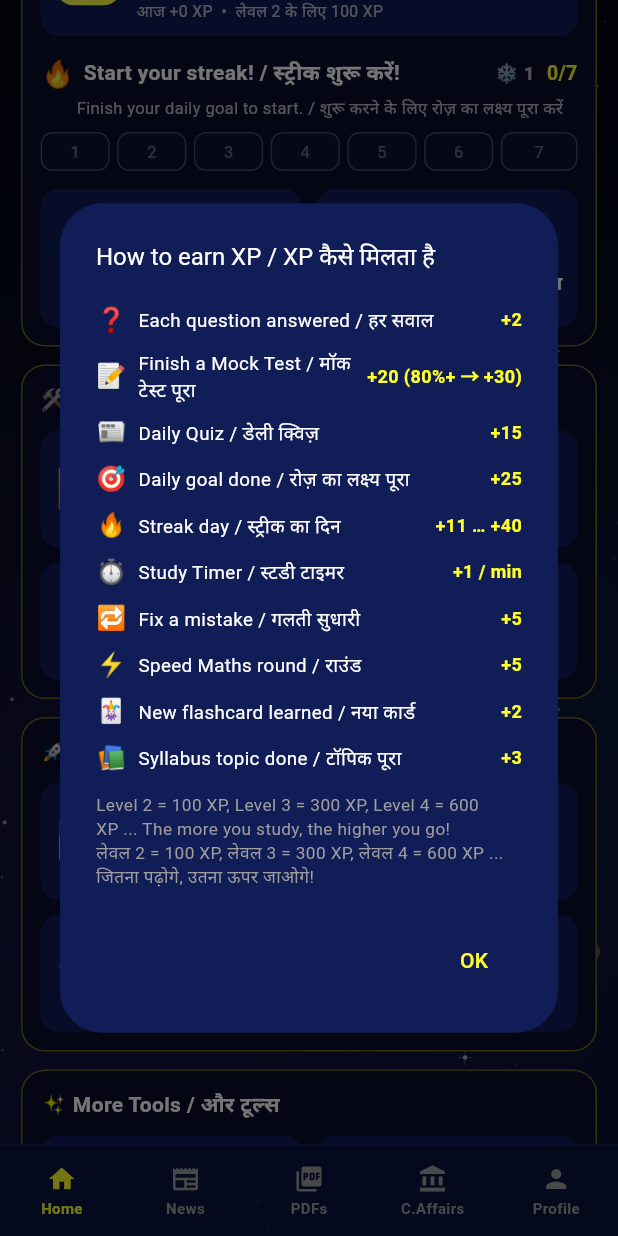
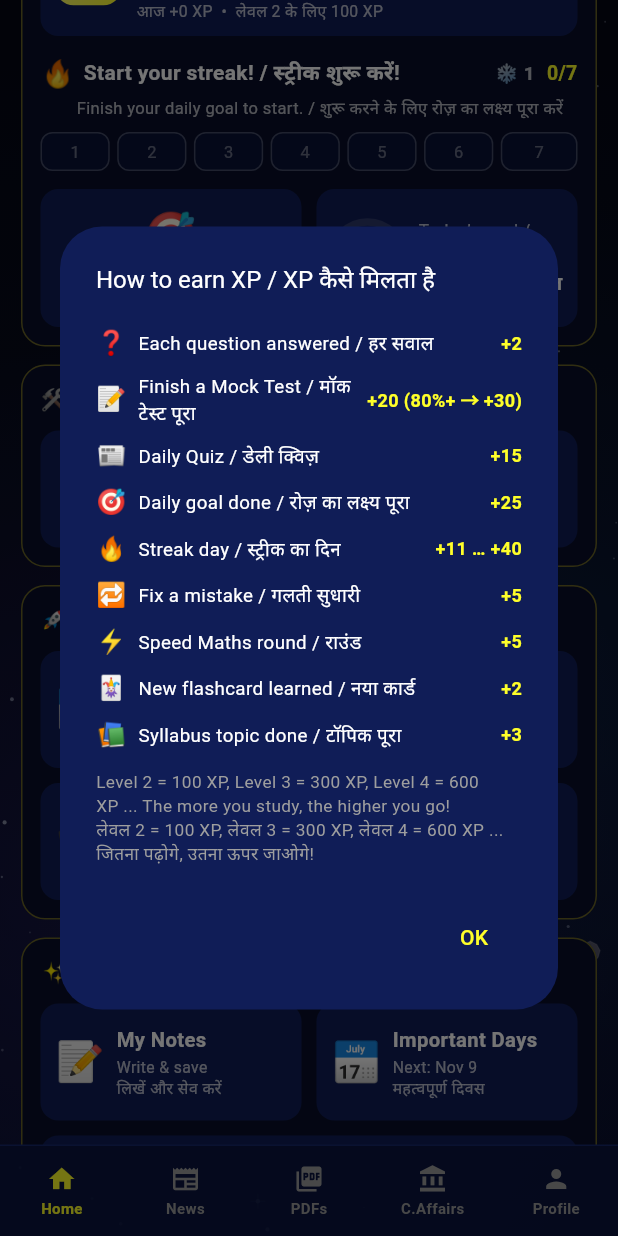
Before and after one commit to yashpcmishra-cyber/yash-study-hub, a Flutter app: the HomeScreen screen opened directly, scrolled down 576 dp, after a tap on "LVL", on a phone screen of 412 x 824 dp. Run offline on Flutter 3.47's test engine with Material 3 defaults, Android fonts, the phone set to English and light mode, and no system bars; our stand-ins replace cached_network_image, chewie, cloud_firestore, file_picker, firebase_auth, firebase_core and 10 more; accounts and stored records are empty.

Commit message:
Add files via upload

```diff
--- a/flutter-app/lib/widgets/smart_study_card.dart
+++ b/flutter-app/lib/widgets/smart_study_card.dart
@@ -7,7 +7,6 @@ import '../screens/weekly_report_screen.dart';
 import '../services/plan_service.dart';
 import '../services/speed_math_store.dart';
 import '../services/study_store.dart';
-import '../services/study_time_store.dart';
 import '../services/syllabus_store.dart';
 import '../services/weekly_report_service.dart';
 
@@ -33,7 +32,6 @@ class _SmartStudyCardState extends State<SmartStudyCard> {
   void initState() {
     super.initState();
     StudyStore.changes.addListener(_reload);
-    StudyTimeStore.changes.addListener(_reload);
     SyllabusStore.changes.addListener(_reload);
     SpeedMathStore.changes.addListener(_reload);
     _reload();
@@ -42,7 +40,6 @@ class _SmartStudyCardState extends State<SmartStudyCard> {
   @override
   void dispose() {
     StudyStore.changes.removeListener(_reload);
-    StudyTimeStore.changes.removeListener(_reload);
     SyllabusStore.changes.removeListener(_reload);
     SpeedMathStore.changes.removeListener(_reload);
     super.dispose();
--- a/flutter-app/lib/widgets/study_tools_card.dart
+++ b/flutter-app/lib/widgets/study_tools_card.dart
@@ -3,15 +3,11 @@ import '../app_colors.dart';
 import '../data/flashcard_data.dart';
 import '../screens/badges_screen.dart';
 import '../screens/flashcards_screen.dart';
-import '../screens/revision_screen.dart';
-import '../screens/study_timer_screen.dart';
 import '../services/badge_store.dart';
 import '../services/flashcard_store.dart';
-import '../services/revision_store.dart';
 import '../services/study_store.dart';
-import '../services/study_time_store.dart';
 
-/// Home ka "Study Tools" card: Smart Revision, Study Timer, Flashcards, Badges.
+/// Home ka "Study Tools" card: Flashcards, Badges.
 /// Sab data phone me hai - Firestore se kuch nahi padhta / likhta.
 class StudyToolsCard extends StatefulWidget {
   const StudyToolsCard({super.key});
@@ -21,9 +17,6 @@ class StudyToolsCard extends StatefulWidget {
 }
 
 class _StudyToolsCardState extends State<StudyToolsCard> {
-  int _due = 0;
-  int _totalMistakes = 0;
-  int _todaySec = 0;
   int _known = 0;
   int _unlocked = 0;
   int _badgeTotal = 0;
@@ -33,7 +26,6 @@ class _StudyToolsCardState extends State<StudyToolsCard> {
   void initState() {
     super.initState();
     StudyStore.changes.addListener(_reload);
-    StudyTimeStore.changes.addListener(_reload);
     FlashcardStore.changes.addListener(_reload);
     _reload();
   }
@@ -41,23 +33,17 @@ class _StudyToolsCardState extends State<StudyToolsCard> {
   @override
   void dispose() {
     StudyStore.changes.removeListener(_reload);
-    StudyTimeStore.changes.removeListener(_reload);
     FlashcardStore.changes.removeListener(_reload);
     super.dispose();
   }
 
   Future<void> _reload() async {
     try {
-      final ov = await RevisionStore.overview();
-      final sec = await StudyTimeStore.secondsOn(StudyStore.today());
       final known = await FlashcardStore.knownCount();
       final badges = await BadgeStore.evaluate();
       final fresh = await BadgeStore.newCount(badges);
       if (!mounted) return;
       setState(() {
-        _due = ov.due;
-        _totalMistakes = ov.total;
-        _todaySec = sec;
         _known = known;
         _unlocked = badges.where((b) => b.unlocked).length;
         _badgeTotal = badges.length;
@@ -75,9 +61,6 @@ class _StudyToolsCardState extends State<StudyToolsCard> {
 
   @override
   Widget build(BuildContext context) {
-    final revSub = _totalMistakes == 0
-        ? 'No mistakes yet\nअभी कोई गलती नहीं'
-        : (_due > 0 ? '$_due due today\nआज $_due बाकी' : 'All done today ✓\nआज का पूरा ✓');
     return Container(
       padding: const EdgeInsets.all(12),
       decoration: BoxDecoration(
@@ -89,14 +72,6 @@ class _StudyToolsCardState extends State<StudyToolsCard> {
         crossAxisAlignment: CrossAxisAlignment.start,
         children: [
           Text('🛠️ Study Tools / स्टडी टूल्स', style: TextStyle(color: AppC.text, fontWeight: FontWeight.bold, fontSize: 14)),
-          const SizedBox(height: 10),
-          Row(
-            children: [
-              _tile('🔁', 'Smart Revision', revSub, () => _open(const RevisionScreen()), dot: _due > 0),
-              const SizedBox(width: 10),
-              _tile('⏱️', 'Study Timer', 'Today: ${StudyTimeStore.fmt(_todaySec)}\nआज: ${StudyTimeStore.fmt(_todaySec)}', () => _open(const StudyTimerScreen())),
-            ],
-          ),
           const SizedBox(height: 10),
           Row(
             children: [
--- a/flutter-app/lib/widgets/xp_card.dart
+++ b/flutter-app/lib/widgets/xp_card.dart
@@ -44,7 +44,6 @@ class _XpCardState extends State<XpCard> {
       ['📰', 'Daily Quiz / डेली क्विज़', '+15'],
       ['🎯', 'Daily goal done / रोज़ का लक्ष्य पूरा', '+25'],
       ['🔥', 'Streak day / स्ट्रीक का दिन', '+11 … +40'],
-      ['⏱️', 'Study Timer / स्टडी टाइमर', '+1 / min'],
       ['🔁', 'Fix a mistake / गलती सुधारी', '+5'],
       ['⚡', 'Speed Maths round / राउंड', '+5'],
       ['🃏', 'New flashcard learned / नया कार्ड', '+2'],
```
